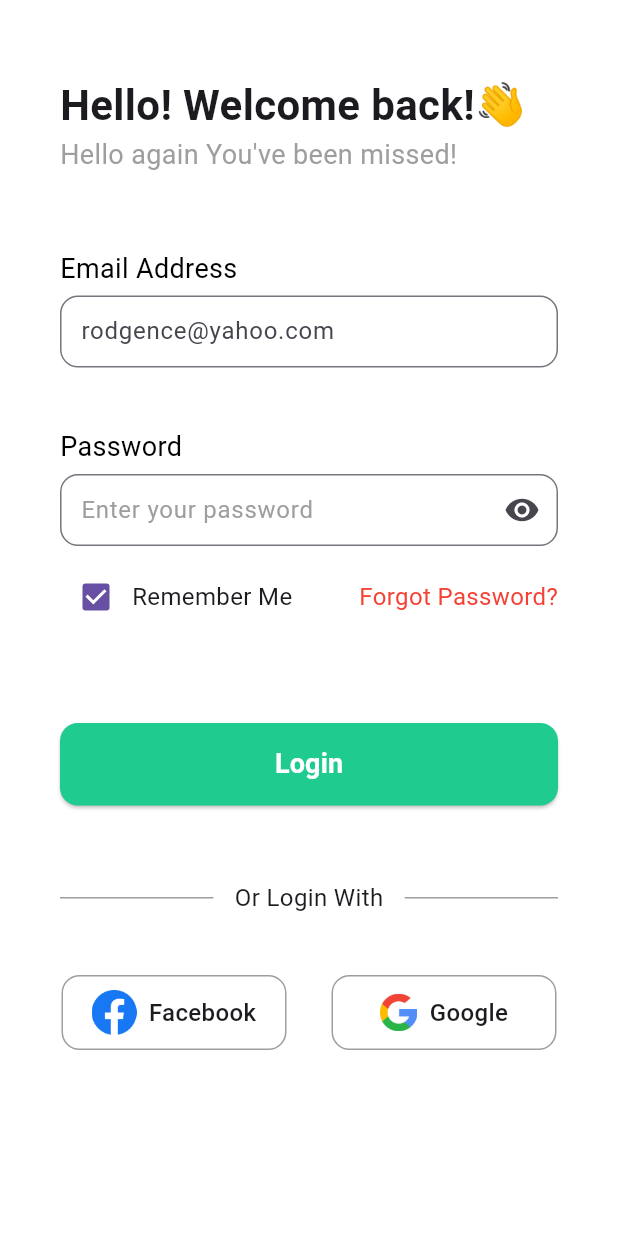
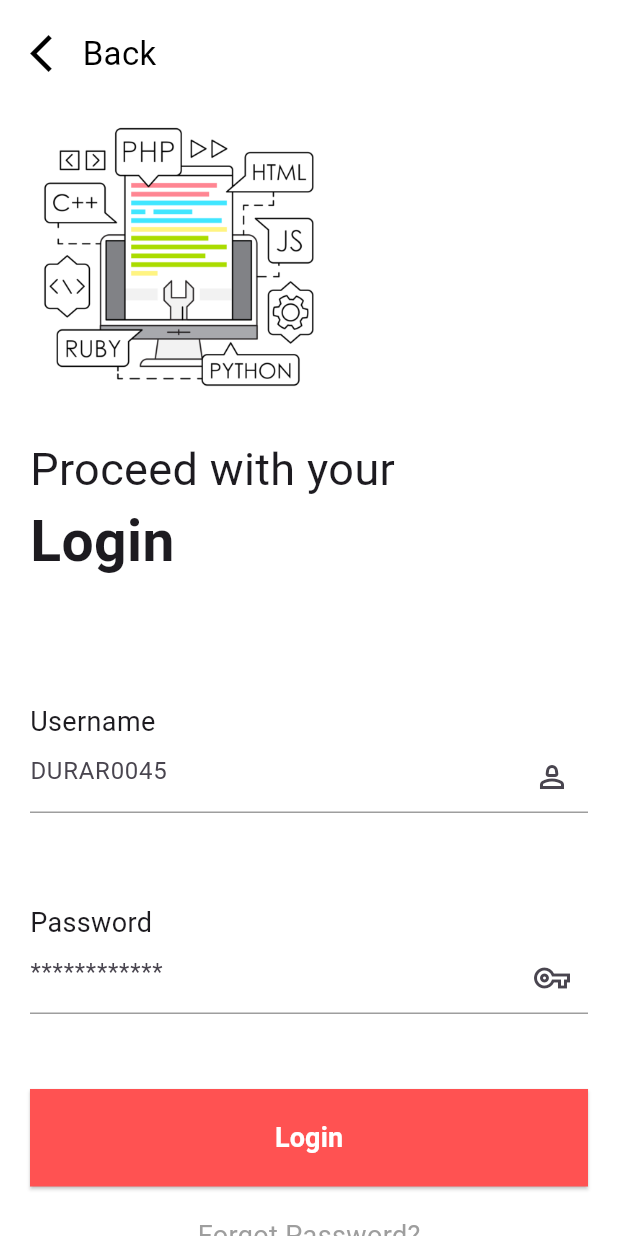
Before and after one commit to grissana/flutter_login_app, a Flutter app: the screen it shows after launch, on a phone screen of 412 x 824 dp. Run offline on Flutter 3.47's test engine with Material 3 defaults, Android fonts, the phone set to English and light mode, and no system bars.

Commit message:
login_04_ui

```diff
--- a/lib/main.dart
+++ b/lib/main.dart
@@ -1,7 +1,8 @@
 import 'package:flutter/material.dart';
 // import 'package:flutter_login_app/views/login_01_ui.dart';
 // import 'package:flutter_login_app/views/login_02_ui.dart';
-import 'package:flutter_login_app/views/login_03_ui.dart';
+// import 'package:flutter_login_app/views/login_03_ui.dart';
+import 'package:flutter_login_app/views/login_04_ui.dart';
 
 void main() {
   runApp(
@@ -25,7 +26,7 @@ class _FlutterLoginAppState extends State<FlutterLoginApp> {
   Widget build(BuildContext context) {
     return const MaterialApp(
       debugShowCheckedModeBanner: false, // ปิดแบนเนอร์ Debug
-      home: Login03Ui(), //เรียกหน้า Home
+      home: Login04Ui(), //เรียกหน้า Home
     );
   }
 }
--- a/lib/views/login_02_ui.dart
+++ b/lib/views/login_02_ui.dart
@@ -260,7 +260,7 @@ class _Login02UiState extends State<Login02Ui> {
                   mainAxisAlignment: MainAxisAlignment.center,
                   children: [
                     Text(
-                      'Din\'t have an account?  ',
+                      'Don\'t have an account?  ',
                       style: TextStyle(
                         color: Colors.grey,
                         fontSize: 16,
--- /dev/null
+++ b/lib/views/login_04_ui.dart
@@ -0,0 +1,187 @@
+// ignore_for_file: unnecessary_const, sort_child_properties_last
+
+import 'package:flutter/material.dart';
+
+class Login04Ui extends StatefulWidget {
+  const Login04Ui({super.key});
+
+  @override
+  State<Login04Ui> createState() => _Login04UiState();
+}
+
+class _Login04UiState extends State<Login04Ui> {
+  @override
+  Widget build(BuildContext context) {
+    return Scaffold(
+      backgroundColor: Colors.white,
+      // รูปภาพ
+      body: Padding(
+        padding: EdgeInsets.only(left: 20, right: 20),
+        child: Center(
+          child: Column(
+            children: [
+              SizedBox(
+                height: 20,
+              ),
+              InkWell(
+                onTap: () {
+                  // Navigator.pop(context);
+                },
+                child: Align(
+                  alignment: Alignment.topLeft,
+                  child: Row(
+                    children: [
+                      Icon(
+                        Icons.arrow_back_ios,
+                        size: 30,
+                        color: Colors.black,
+                      ),
+                      SizedBox(width: 5),
+                      Text(
+                        'Back',
+                        style: TextStyle(
+                          fontSize: 22,
+                          color: Colors.black,
+                        ),
+                      ),
+                    ],
+                  ),
+                ),
+              ),
+              SizedBox(
+                height: 20,
+              ),
+              Align(
+                alignment: Alignment.centerLeft,
+                child: Image.asset(
+                  'assets/images/login04.jpg',
+                  width: 200,
+                ),
+              ),
+              SizedBox(
+                height: 20,
+              ),
+              Align(
+                alignment: Alignment.centerLeft,
+                child: Column(
+                  crossAxisAlignment: CrossAxisAlignment.start,
+                  children: [
+                    Text(
+                      'Proceed with your',
+                      style: TextStyle(
+                        fontSize: 30,
+                        // fontWeight: FontWeight.bold,
+                      ),
+                    ),
+                    Text(
+                      'Login',
+                      style: TextStyle(
+                        fontSize: 38,
+                        fontWeight: FontWeight.bold,
+                      ),
+                    ),
+                  ],
+                ),
+              ),
+              SizedBox(
+                height: 80,
+              ),
+              Column(
+                crossAxisAlignment: CrossAxisAlignment.start,
+                children: [
+                  Text(
+                    "Username",
+                    style: TextStyle(
+                      // fontWeight: FontWeight.bold,
+                      fontSize: 18,
+                    ),
+                  ),
+                  TextField(
+                    decoration: InputDecoration(
+                      hintText: "DURAR0045",
+                      suffixIcon: Icon(Icons.person_2_outlined), // ไอคอนด้านขวา
+                      enabledBorder: UnderlineInputBorder(
+                        borderSide: BorderSide(color: Colors.grey), // เส้นปกติ
+                      ),
+                      focusedBorder: UnderlineInputBorder(
+                        borderSide:
+                            BorderSide(color: Colors.blue), // เส้นตอน focus
+                      ),
+                    ),
+                  ),
+                  SizedBox(height: 60),
+                  Text(
+                    "Password",
+                    style: TextStyle(
+                      // fontWeight: FontWeight.bold,
+                      fontSize: 18,
+                    ),
+                  ),
+                  TextField(
+                    obscureText: true, // ซ่อนรหัสด้วย ****
+                    decoration: InputDecoration(
+                      hintText: "************",
+                      suffixIcon: Icon(Icons.vpn_key_outlined), // ไอคอนตา
+                      enabledBorder: UnderlineInputBorder(
+                        borderSide: BorderSide(color: Colors.grey),
+                      ),
+                      focusedBorder: UnderlineInputBorder(
+                        borderSide: BorderSide(color: Colors.blue),
+                      ),
+                    ),
+                  ),
+                ],
+              ),
+              SizedBox(
+                height: 50,
+              ),
+              ElevatedButton(
+                onPressed: () {},
+                child: Text(
+                  'Login',
+                  style: TextStyle(
+                    color: Colors.white,
+                    fontSize: 18,
+                    fontWeight: FontWeight.bold,
+                  ),
+                ),
+                style: ElevatedButton.styleFrom(
+                  fixedSize: Size(
+                    MediaQuery.of(context).size.width,
+                    65,
+                  ),
+                  shape: RoundedRectangleBorder(
+                    borderRadius: BorderRadius.circular(0),
+                  ),
+                  backgroundColor: Colors.redAccent,
+                ),
+              ),
+              SizedBox(
+                height: 20,
+              ),
+              Align(
+                alignment: Alignment.bottomCenter,
+                child: Row(
+                  mainAxisAlignment: MainAxisAlignment.center,
+                  children: [
+                    InkWell(
+                      onTap: () {},
+                      child: Text(
+                        'Forgot Password?',
+                        style: TextStyle(
+                          color: Colors.grey,
+                          fontSize: 18,
+                          fontWeight: FontWeight.w400,
+                        ),
+                      ),
+                    ),
+                  ],
+                ),
+              ),
+            ],
+          ),
+        ),
+      ),
+    );
+  }
+}
```
Also changed, not shown: assets/images/login04.jpg (added).
